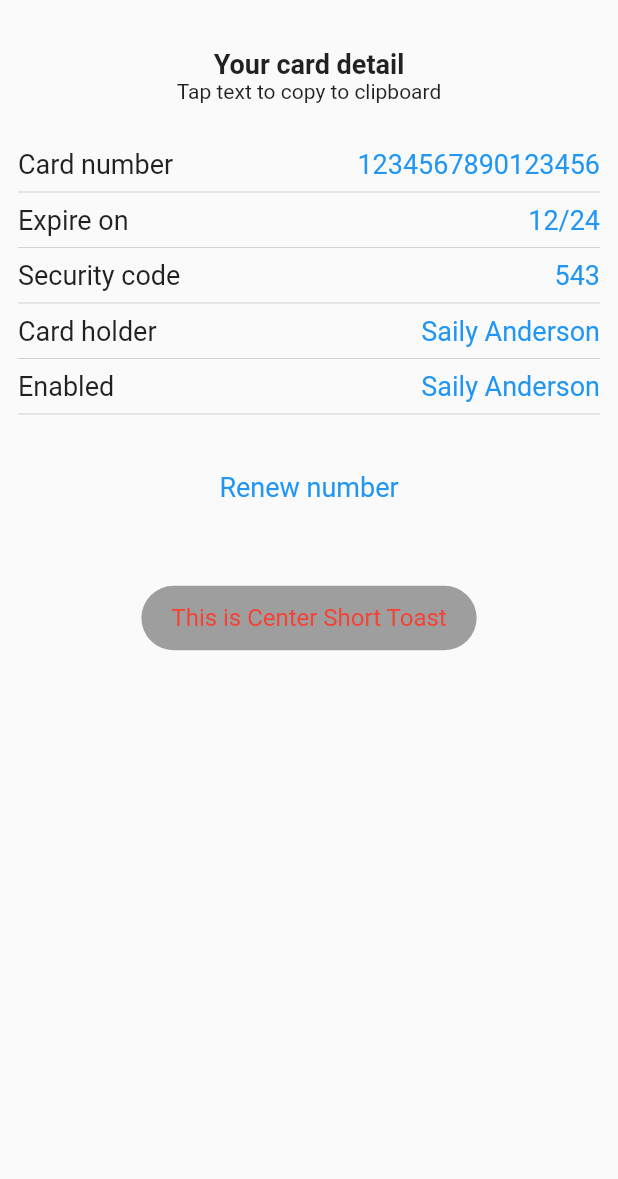
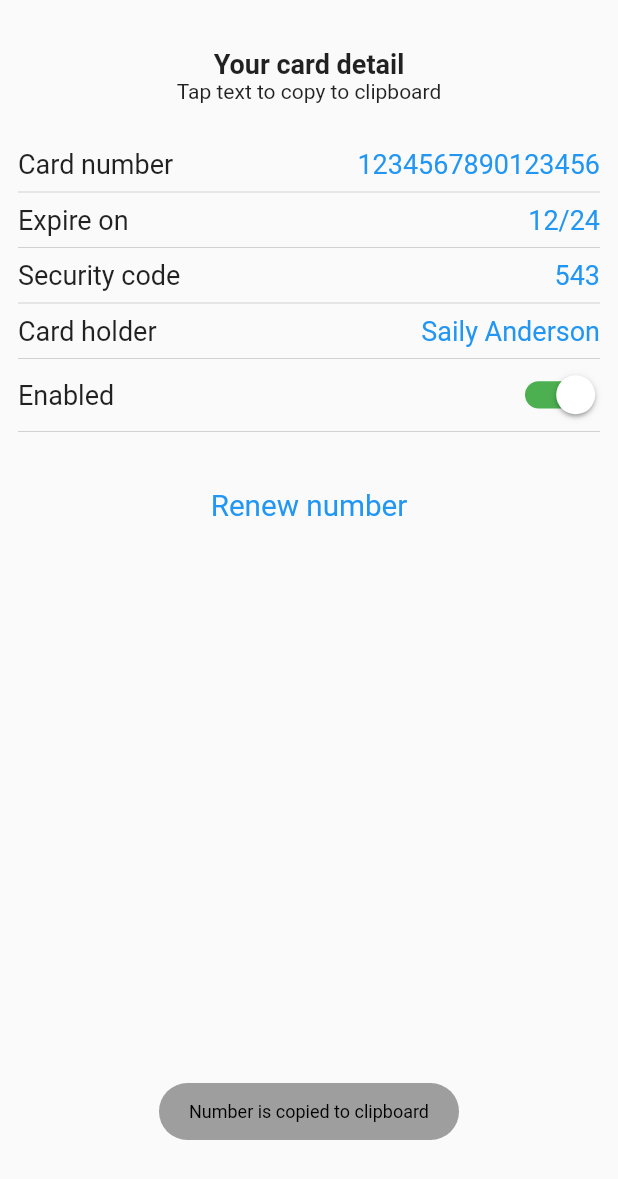
Before and after one commit to NishanthMolleti/RPayProtoAPKDeployable, a Flutter app: what bottomSheet() shows on an empty page, opened directly, after a tap on "Card number", on a phone screen of 412 x 824 dp. Shown: the top 1179 px of the screen. Run offline on Flutter 3.47's test engine with Material 2 defaults, Android fonts, the phone set to English and light mode, and no system bars; our stand-ins replace carousel_slider, dotted_line, flutter_screenutil, fluttertoast, google_fonts, pull_to_refresh and 1 more; network calls fail.

```diff
--- a/lib/buildSheet.dart
+++ b/lib/buildSheet.dart
@@ -1,6 +1,8 @@
 import 'package:flutter/material.dart';
 import 'package:flutter/services.dart';
 import 'package:fluttertoast/fluttertoast.dart';
+import 'package:test/utils/toast.dart';
+import 'package:flutter_screenutil/flutter_screenutil.dart';
 
 Widget bottomSheet(context) => Padding(
       padding: EdgeInsets.all(12.0),
@@ -27,16 +29,9 @@ Widget bottomSheet(context) => Padding(
         ),
         GestureDetector(
           onTap: () {
-            print("tapped");
-            Clipboard.setData(ClipboardData(text: 'email')).then((_) {
-              Fluttertoast.showToast(
-                  msg: "This is Center Short Toast",
-                  toastLength: Toast.LENGTH_SHORT,
-                  gravity: ToastGravity.CENTER,
-                  timeInSecForIosWeb: 1,
-                  backgroundColor: Colors.grey,
-                  textColor: Colors.red,
-                  fontSize: 16.0);
+            Clipboard.setData(ClipboardData(text: '1234567890123456'))
+                .then((_) {
+              showToast("Number is copied to clipboard");
             });
           },
           child: Container(
@@ -59,7 +54,13 @@ Widget bottomSheet(context) => Padding(
           ),
         ),
         const Divider(color: Colors.grey, thickness: 0.3, endIndent: 0),
-        Container(
+        GestureDetector(
+          onTap: () {
+            Clipboard.setData(ClipboardData(text: '12/24')).then((_) {
+              showToast("Number is copied to clipboard");
+            });
+          },
+          child: Container(
             child: Row(
               children: const [
                 Expanded(
@@ -77,8 +78,15 @@ Widget bottomSheet(context) => Padding(
               ],
             ),
           ),
+        ),
         const Divider(color: Colors.grey, thickness: 0.3, endIndent: 0),
-        Container(
+        GestureDetector(
+          onTap: () {
+            Clipboard.setData(ClipboardData(text: '543')).then((_) {
+              showToast("Number is copied to clipboard");
+            });
+          },
+          child: Container(
             child: Row(
               children: const [
                 Expanded(
@@ -96,8 +104,15 @@ Widget bottomSheet(context) => Padding(
               ],
             ),
           ),
+        ),
         const Divider(color: Colors.grey, thickness: 0.3, endIndent: 0),
-        Container(
+        GestureDetector(
+          onTap: () {
+            Clipboard.setData(ClipboardData(text: 'Saily Anderson')).then((_) {
+              showToast("Number is copied to clipboard");
+            });
+          },
+          child: Container(
             child: Row(
               children: const [
                 Expanded(
@@ -115,36 +130,56 @@ Widget bottomSheet(context) => Padding(
               ],
             ),
           ),
+        ),
         const Divider(color: Colors.grey, thickness: 0.3, endIndent: 0),
-        Container(
+        GestureDetector(
+          child: Container(
             child: Row(
-            children: const [
-              Expanded(
+              children: [
+                const Expanded(
                     child: Text(
                   "Enabled",
                   textAlign: TextAlign.left,
                   style: TextStyle(fontSize: 18),
                 )),
-              Expanded(
-                  child: Text(
-                "Saily Anderson",
-                textAlign: TextAlign.right,
-                style: TextStyle(fontSize: 18, color: Colors.blue),
-              )),
+                Container(
+                    width: 52.w,
+                    height: 32.h,
+                    // color: Colors.blue,
+                    child: buildSwitch()),
               ],
             ),
           ),
+        ),
         const Divider(color: Colors.grey, thickness: 0.3, endIndent: 0),
-        const SizedBox(
-          height: 30,
+         SizedBox(
+          height: 30.h,
         ),
         Container(
-          margin: const EdgeInsets.only(bottom: 10),
-          child: const Text(
+          margin:  EdgeInsets.only(bottom: 10.h),
+          child:  Text(
             "Renew number",
             textAlign: TextAlign.center,
-            style: TextStyle(color: Colors.blue, fontSize: 18),
+            style: TextStyle(color: Colors.blue, fontSize: 18.sp),
           ),
         ),
       ]),
     );
+
+bool value = true;
+Widget buildSwitch() => Transform.scale(
+      scale: 1.3,
+      child: Switch.adaptive(
+        thumbColor: MaterialStateProperty.all(Colors.white),
+        trackColor: MaterialStateProperty.all(Colors.green),
+        // activeColor: Colors.blueAccent,
+        // activeTrackColor: Colors.blue.withOpacity(0.4),
+        // inactiveThumbColor: Colors.orange,
+        // inactiveTrackColor: Colors.black87,
+        splashRadius: 30.r,
+        value: value,
+        onChanged: (v) {
+          value = v;
+        },
+      ),
+    );
--- a/lib/myhome.dart
+++ b/lib/myhome.dart
@@ -8,7 +8,6 @@ import 'buildPayments.dart';
 import 'main.dart';
 import 'navbar.dart';
 import 'package:flutter_screenutil/flutter_screenutil.dart';
-import 'package:fluttertoast/fluttertoast.dart';
 
 class MyHomePage extends StatefulWidget {
   const MyHomePage({Key? key}) : super(key: key);
@@ -54,7 +53,6 @@ class _MyHomePageState extends State<MyHomePage> {
                   carouselController: controller1,
                   itemCount: 2,
                   itemBuilder: (context, index, realIndex) {
-                    showtoast();
                     if (index == 0) {
                       return buildPage(context, Colors.blue.withOpacity(0.3),
                           "Prepaid", activeIndex);
@@ -84,14 +82,6 @@ class _MyHomePageState extends State<MyHomePage> {
   }
 }
 
-showtoast() => Fluttertoast.showToast(
-    msg: "This is Center Short Toast",
-    toastLength: Toast.LENGTH_SHORT,
-    gravity: ToastGravity.CENTER,
-    timeInSecForIosWeb: 1,
-    backgroundColor: Colors.grey,
-    textColor: Colors.red,
-    fontSize: 16.0);
 
 
 // bool value = true;
```
Also changed, not shown: lib/buildPage.dart (+5 -4 lines), lib/topup.dart (+29 -28 lines), lib/utils/toast.dart (added, +11 -0 lines). Lines whose indentation alone changed are shown as unchanged.
